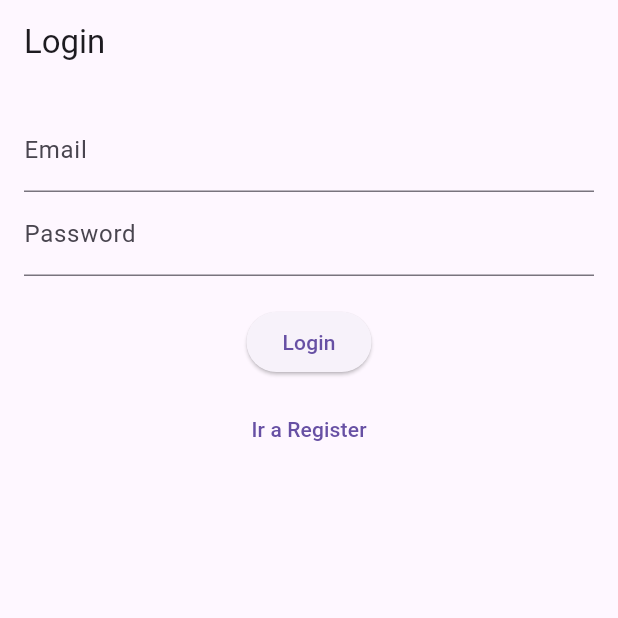
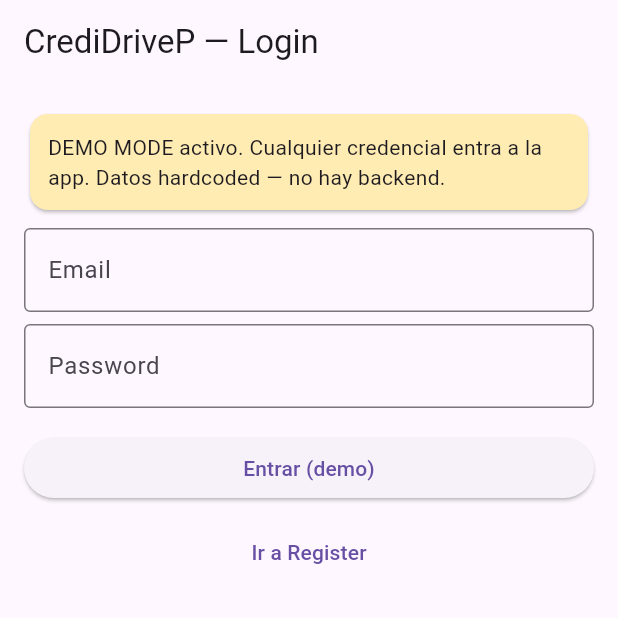
Before and after one commit to 1ASI0642-2610-7024-G4-CrediDriveP/CrediDriveP-FrontEnd, a Flutter app: the screen it shows after launch, on a phone screen of 412 x 824 dp, the top half of it. Run offline on Flutter 3.47's test engine with Material 3 defaults, Android fonts, the phone set to English and light mode, and no system bars; our stand-ins replace dio, flutter_bloc.

Commit message:
demo(cap5): modo demo con LoanMockDataSource y bypass login
Branch aislada pa correr Flutter web sin backend ni MySQL. Activado por
const DEMO_MODE en main.dart. NO mergear a develop.

```diff
--- a/lib/features/auth/presentation/pages/login_page.dart
+++ b/lib/features/auth/presentation/pages/login_page.dart
@@ -1,7 +1,9 @@
 import 'package:flutter/material.dart';
 import 'package:flutter_bloc/flutter_bloc.dart';
-import 'package:credidrivep_frontend_flutter/core/api/api_client.dart';
+import 'package:provider/provider.dart';
+import 'package:credidrivep_frontend_flutter/features/loans/data/datasources/loan_remote_data_source.dart';
 import 'package:credidrivep_frontend_flutter/features/loans/presentation/pages/saved_simulations_page.dart';
+import 'package:credidrivep_frontend_flutter/main.dart' show DEMO_MODE;
 
 import 'register_page.dart';
 import '../blocs/auth_bloc.dart';
@@ -19,7 +21,21 @@ class _LoginPageState extends State<LoginPage> {
   final emailController = TextEditingController();
   final passwordController = TextEditingController();
 
+  void _goToApp() {
+    final ds = context.read<LoanRemoteDataSource>();
+    Navigator.pushReplacement(
+      context,
+      MaterialPageRoute(
+        builder: (_) => SavedSimulationsPage(dataSource: ds),
+      ),
+    );
+  }
+
   void login() {
+    if (DEMO_MODE) {
+      _goToApp();
+      return;
+    }
     context.read<AuthBloc>().add(
           LoginEvent(
             emailController.text.trim(),
@@ -31,23 +47,15 @@ class _LoginPageState extends State<LoginPage> {
   @override
   Widget build(BuildContext context) {
     return Scaffold(
-      appBar: AppBar(title: const Text("Login")),
+      appBar: AppBar(title: const Text('CrediDriveP — Login')),
       body: BlocConsumer<AuthBloc, AuthState>(
         listener: (context, state) {
           if (state is AuthSuccess) {
             ScaffoldMessenger.of(context).showSnackBar(
-              SnackBar(content: Text("Bienvenido ${state.user.name}")),
+              SnackBar(content: Text('Bienvenido ${state.user.name}')),
             );
-            // Tras login OK, ir al listado de simulaciones (Cap 5).
-            final apiClient = context.read<ApiClient>();
-            Navigator.pushReplacement(
-              context,
-              MaterialPageRoute(
-                builder: (_) => SavedSimulationsPage(apiClient: apiClient),
-              ),
-            );
+            _goToApp();
           }
-
           if (state is AuthError) {
             ScaffoldMessenger.of(context).showSnackBar(
               SnackBar(content: Text(state.message)),
@@ -60,27 +68,48 @@ class _LoginPageState extends State<LoginPage> {
           return Padding(
             padding: const EdgeInsets.all(16),
             child: Column(
+              crossAxisAlignment: CrossAxisAlignment.stretch,
               children: [
+                if (DEMO_MODE)
+                  Card(
+                    color: Colors.amber.shade100,
+                    child: const Padding(
+                      padding: EdgeInsets.all(12),
+                      child: Text(
+                          'DEMO MODE activo. Cualquier credencial entra a la app. '
+                          'Datos hardcoded — no hay backend.'),
+                    ),
+                  ),
+                const SizedBox(height: 8),
                 TextField(
                   controller: emailController,
-                  decoration: const InputDecoration(labelText: "Email"),
+                  decoration: const InputDecoration(
+                    labelText: 'Email',
+                    border: OutlineInputBorder(),
+                  ),
                 ),
+                const SizedBox(height: 8),
                 TextField(
                   controller: passwordController,
                   obscureText: true,
-                  decoration: const InputDecoration(labelText: "Password"),
+                  decoration: const InputDecoration(
+                    labelText: 'Password',
+                    border: OutlineInputBorder(),
+                  ),
                 ),
-                const SizedBox(height: 20),
-
+                const SizedBox(height: 16),
                 ElevatedButton(
                   onPressed: isLoading ? null : login,
                   child: isLoading
-                      ? const CircularProgressIndicator()
-                      : const Text("Login"),
+                      ? const SizedBox(
+                          height: 18,
+                          width: 18,
+                          child:
+                              CircularProgressIndicator(strokeWidth: 2),
+                        )
+                      : Text(DEMO_MODE ? 'Entrar (demo)' : 'Login'),
                 ),
-
-                const SizedBox(height: 10),
-
+                const SizedBox(height: 8),
                 TextButton(
                   onPressed: () {
                     Navigator.push(
@@ -90,7 +119,7 @@ class _LoginPageState extends State<LoginPage> {
                       ),
                     );
                   },
-                  child: const Text("Ir a Register"),
+                  child: const Text('Ir a Register'),
                 ),
               ],
             ),
--- a/lib/main.dart
+++ b/lib/main.dart
@@ -5,11 +5,20 @@ import 'package:credidrivep_frontend_flutter/features/auth/domain/usecases/login
 import 'package:credidrivep_frontend_flutter/features/auth/domain/usecases/register_user.dart';
 import 'package:credidrivep_frontend_flutter/features/auth/presentation/blocs/auth_bloc.dart';
 import 'package:credidrivep_frontend_flutter/features/auth/presentation/pages/login_page.dart';
+import 'package:credidrivep_frontend_flutter/features/loans/data/datasources/loan_remote_data_source.dart';
+import 'package:credidrivep_frontend_flutter/features/loans/data/datasources/loan_mock_data_source.dart';
+import 'package:credidrivep_frontend_flutter/features/loans/data/datasources/loan_remote_data_source_impl.dart';
 import 'package:dio/dio.dart';
 import 'package:flutter/material.dart';
 import 'package:flutter_bloc/flutter_bloc.dart';
 import 'package:provider/provider.dart';
 
+/// Toggle global de la demo del Cap 5.
+///
+/// `true`  → la app usa datos hardcoded (vehículos, planes, simulaciones).
+///           Permite mostrar el diseño sin backend ni MySQL.
+/// `false` → la app llama al backend FastAPI en `BASE_URL`.
+const bool DEMO_MODE = true;
 
 void main() {
   final dio = Dio();
@@ -21,8 +30,12 @@ void main() {
   final loginUseCase = LoginUserUseCase(repo);
   final registerUseCase = RegisterUserUseCase(repo);
 
+  final LoanRemoteDataSource loanDataSource =
+      DEMO_MODE ? LoanMockDataSource() : LoanRemoteDataSourceImpl(client: apiClient);
+
   runApp(MainApp(
     apiClient: apiClient,
+    loanDataSource: loanDataSource,
     loginUseCase: loginUseCase,
     registerUseCase: registerUseCase,
   ));
@@ -30,12 +43,14 @@ void main() {
 
 class MainApp extends StatelessWidget {
   final ApiClient apiClient;
+  final LoanRemoteDataSource loanDataSource;
   final LoginUserUseCase loginUseCase;
   final RegisterUserUseCase registerUseCase;
 
   const MainApp({
     super.key,
     required this.apiClient,
+    required this.loanDataSource,
     required this.loginUseCase,
     required this.registerUseCase,
   });
@@ -45,6 +60,7 @@ class MainApp extends StatelessWidget {
     return MultiProvider(
       providers: [
         Provider<ApiClient>.value(value: apiClient),
+        Provider<LoanRemoteDataSource>.value(value: loanDataSource),
         BlocProvider<AuthBloc>(
           create: (_) => AuthBloc(
             loginUserUseCase: loginUseCase,
```
Also changed, not shown: lib/features/loans/data/datasources/loan_mock_data_source.dart (added, +277 -0 lines), lib/features/loans/presentation/pages/new_simulation_page.dart (+4 -6 lines), lib/features/loans/presentation/pages/saved_simulations_page.dart (+5 -7 lines).
